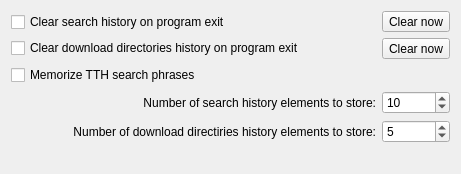
Before: the Qt Designer form eiskaltdcpp-qt/ui/UISettingsHistory.ui in eiskaltdcpp/eiskaltdcpp, drawn with Qt 5.
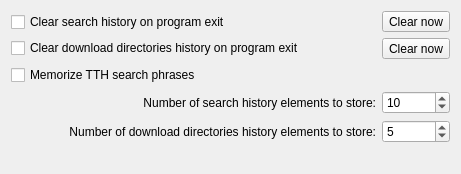
After: the same form once the commit is applied.

```diff
--- a/eiskaltdcpp-qt/ui/UISettingsHistory.ui
+++ b/eiskaltdcpp-qt/ui/UISettingsHistory.ui
@@ -110,7 +110,7 @@
       </sizepolicy>
      </property>
      <property name="text">
-      <string>Number of download directiries history elements to store:</string>
+      <string>Number of download directories history elements to store:</string>
      </property>
      <property name="alignment">
       <set>Qt::AlignRight|Qt::AlignTrailing|Qt::AlignVCenter</set>
```
